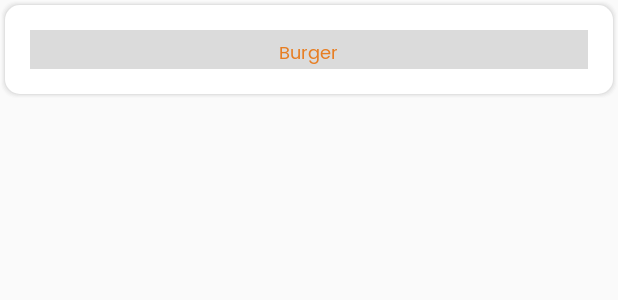
After one commit to nikita-312/Cafe, an Android app: the layout row_item_menu_shimmer_view.xml on its own in the app's theme, with its tools: preview values and no code run, on a phone screen of 412 x 824 dp. The commit adds this screen. Shown: the top 300 px of the screen. Run offline under Robolectric (Android 15) with nearby library versions, the phone set to English and light mode, and no system bars.

Commit message:
commit by nikita 30/6

```diff
--- a/app/src/main/res/layout/activity_menu.xml
+++ b/app/src/main/res/layout/activity_menu.xml
@@ -80,12 +80,12 @@
                 android:visibility="gone"/>
 
 
-            <!--<com.tabassum.shimmerRecyclerView.ShimmerRecyclerView-->
-                <!--android:id="@+id/rvImages"-->
-                <!--android:layout_width="match_parent"-->
-                <!--android:layout_height="match_parent"-->
-                <!--app:demo_layout="@layout/item_image_shimmer_view"-->
-                <!--app:demo_layout_manager_type="linear_vertical"/>-->
+            <com.tabassum.shimmerRecyclerView.ShimmerRecyclerView
+                android:id="@+id/rvImages"
+                android:layout_width="match_parent"
+                android:layout_height="match_parent"
+                app:demo_layout="@layout/row_item_menu_shimmer_view"
+                app:demo_layout_manager_type="linear_vertical"/>
 
         </LinearLayout>
 
--- /dev/null
+++ b/app/src/main/res/layout/row_item_menu_shimmer_view.xml
@@ -0,0 +1,37 @@
+<?xml version="1.0" encoding="utf-8"?>
+<LinearLayout
+    xmlns:android="http://schemas.android.com/apk/res/android" android:layout_width="match_parent"
+    android:layout_height="wrap_content"
+    android:orientation="vertical">
+
+    <LinearLayout
+        android:layout_width="match_parent"
+        android:layout_height="wrap_content"
+        android:orientation="vertical"
+        android:background="@drawable/category_drawable"
+        android:paddingLeft="@dimen/dp_20"
+        android:paddingRight="@dimen/dp_20"
+        android:paddingTop="@dimen/dp_20"
+        android:paddingBottom="@dimen/dp_20">
+
+        <LinearLayout
+            android:layout_width="match_parent"
+            android:layout_height="wrap_content"
+            android:orientation="vertical"
+            android:background="@color/demo_dark_transparent"
+            android:gravity="center">
+
+
+            <com.conceptioni.cafeapp.utils.TextviewRegular
+                android:layout_width="wrap_content"
+                android:layout_height="wrap_content"
+                android:text="Burger"
+                android:textColor="@color/colorPrimary"
+                android:layout_marginTop="@dimen/dp_5"
+                android:textSize="@dimen/sp_12"
+                android:maxLines="1"/>
+
+        </LinearLayout>
+    </LinearLayout>
+
+</LinearLayout>
--- a/app/src/main/res/values/colors.xml
+++ b/app/src/main/res/values/colors.xml
@@ -12,4 +12,6 @@
     <color name="colorShadow">#15000000</color>
     <color name="colorCardbg">#eaeaea</color>
 
+    <color name="demo_dark_transparent">#24000000</color>
+
 </resources>
```
Also changed, not shown: app/src/main/res/drawable-hdpi/round_otp.png (added), app/src/main/res/drawable-mdpi/round_otp.png (added), app/src/main/res/drawable-xhdpi/round_otp.png (added), app/src/main/res/drawable-xxhdpi/round_otp.png (added), app/src/main/res/drawable-xxxhdpi/round_otp.png (added).
